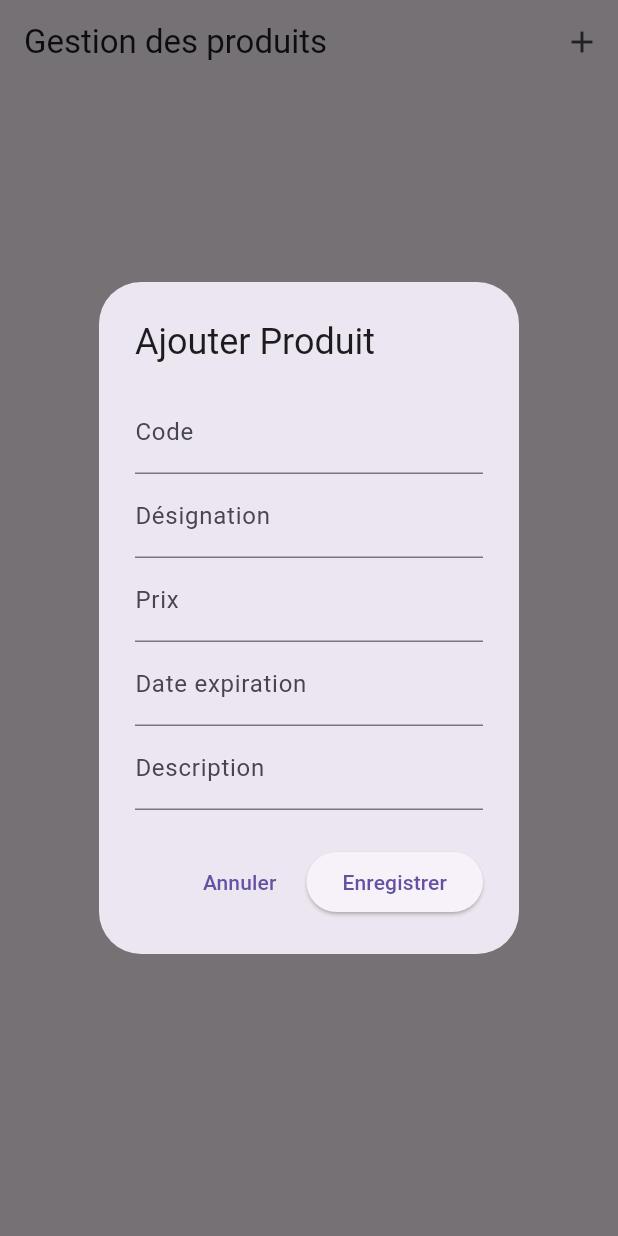
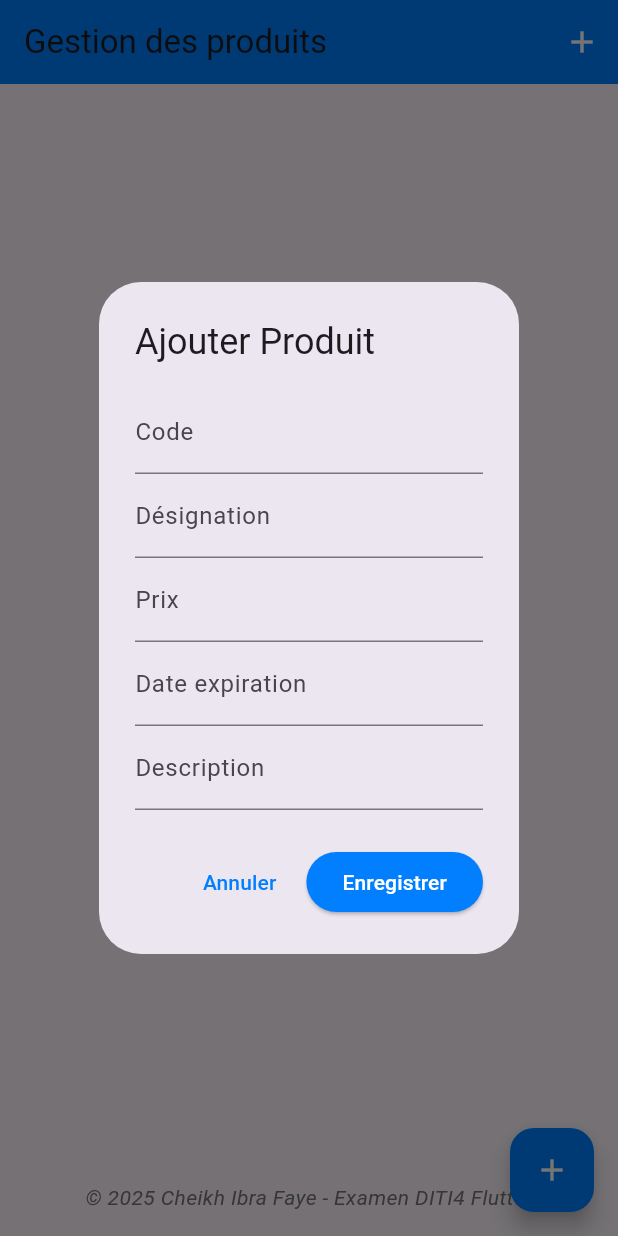
Before and after one commit to ridialtech/Examen_flutter_DITI4, a Flutter app: the screen it shows after launch, after a tap on the "add" icon, on a phone screen of 412 x 824 dp. Run offline on Flutter 3.47's test engine with Material 3 defaults, Android fonts, the phone set to English and light mode, and no system bars; network calls fail.

Commit message:
3eme commit

```diff
--- a/lib/produit_page.dart
+++ b/lib/produit_page.dart
@@ -20,11 +20,9 @@ class _ProduitPageState extends State<ProduitPage> {
     _loadProduits();
   }
 
-  // Récupère la liste des produits depuis le serveur
   Future<void> _loadProduits() async {
     try {
       final produits = await _produitService.getProduits();
-      // Tri décroissant par ID
       produits.sort((a, b) => b.id.compareTo(a.id));
       setState(() {
         _produits = produits;
@@ -38,7 +36,6 @@ class _ProduitPageState extends State<ProduitPage> {
     }
   }
 
-  // Ouvre le dialogue pour ajouter un produit
   void _onAddPressed() {
     showDialog(
       context: context,
@@ -52,7 +49,6 @@ class _ProduitPageState extends State<ProduitPage> {
     );
   }
 
-  // Ouvre le dialogue pour modifier un produit existant
   void _onUpdatePressed(Produit produit) {
     showDialog(
       context: context,
@@ -67,7 +63,6 @@ class _ProduitPageState extends State<ProduitPage> {
     );
   }
 
-  // Supprime un produit
   Future<void> _onDeletePressed(int id) async {
     try {
       await _produitService.deleteProduit(id);
@@ -82,34 +77,38 @@ class _ProduitPageState extends State<ProduitPage> {
     return Scaffold(
       appBar: AppBar(
         title: const Text("Gestion des produits"),
+        backgroundColor: const Color(0xFF017FFF), // Couleur #17f pour l'AppBar
         actions: [
           IconButton(
-            icon: const Icon(Icons.add),
+            icon: const Icon(Icons.add, color: Colors.white), // Icône blanche pour contraster
             onPressed: _onAddPressed,
           ),
         ],
       ),
-      body: _isLoading
+      body: Column(
+        children: [
+          Expanded(
+            child: _isLoading
                 ? const Center(child: CircularProgressIndicator())
                 : ListView.builder(
               itemCount: _produits.length,
               itemBuilder: (context, index) {
                 final p = _produits[index];
                 return Card(
+                  elevation: 4,
+                  margin: const EdgeInsets.all(8),
                   child: ListTile(
                     title: Text('${p.code} - ${p.designation}'),
                     subtitle: Text('ID: ${p.id} | Prix: ${p.prix}'),
                     trailing: Row(
                       mainAxisSize: MainAxisSize.min,
                       children: [
-                  // Bouton Update
                         IconButton(
-                    icon: const Icon(Icons.edit),
+                          icon: const Icon(Icons.edit, color: Color(0xFF017FFF)), // Icône bleue
                           onPressed: () => _onUpdatePressed(p),
                         ),
-                  // Bouton Supprimer
                         IconButton(
-                    icon: const Icon(Icons.delete),
+                          icon: const Icon(Icons.delete, color: Colors.red), // Icône rouge pour la suppression
                           onPressed: () => _onDeletePressed(p.id),
                         ),
                       ],
@@ -118,13 +117,31 @@ class _ProduitPageState extends State<ProduitPage> {
                 );
               },
             ),
+          ),
+          // Ajout du copyright en bas de la page
+          Padding(
+            padding: const EdgeInsets.all(16.0),
+            child: Text(
+              '© 2025 Cheikh Ibra Faye - Examen DITI4 Flutter',
+              style: TextStyle(
+                color: Colors.grey[600], // Couleur grise pour le texte
+                fontSize: 14, // Taille de police
+                fontStyle: FontStyle.italic, // Style italique
+              ),
+              textAlign: TextAlign.center, // Centrer le texte
+            ),
+          ),
+        ],
+      ),
+      floatingActionButton: FloatingActionButton(
+        onPressed: _onAddPressed,
+        backgroundColor: const Color(0xFF017FFF), // Couleur #17f pour le bouton flottant
+        child: const Icon(Icons.add, color: Colors.white),
+      ),
     );
   }
 }
 
-// ---------------------------------------------------------
-// Dialogue/Formulaire pour Ajouter ou Modifier un produit
-// ---------------------------------------------------------
 class _ProduitDialog extends StatefulWidget {
   final Produit? existingProduit;
   final Function(Produit) onSaved;
@@ -175,7 +192,6 @@ class _ProduitDialogState extends State<_ProduitDialog> {
         child: Column(
           mainAxisSize: MainAxisSize.min,
           children: [
-            // Champ Code (non modifiable en édition)
             TextField(
               controller: _codeController,
               decoration: const InputDecoration(labelText: 'Code'),
@@ -204,11 +220,14 @@ class _ProduitDialogState extends State<_ProduitDialog> {
       actions: [
         TextButton(
           onPressed: () => Navigator.pop(context),
-          child: const Text('Annuler'),
+          child: const Text('Annuler', style: TextStyle(color: Color(0xFF017FFF))), // Texte bleu
         ),
         ElevatedButton(
           onPressed: _onSave,
-          child: const Text('Enregistrer'),
+          style: ElevatedButton.styleFrom(
+            backgroundColor: const Color(0xFF017FFF), // Couleur #17f pour le bouton
+          ),
+          child: const Text('Enregistrer', style: TextStyle(color: Colors.white)),
         ),
       ],
     );
@@ -225,7 +244,7 @@ class _ProduitDialogState extends State<_ProduitDialog> {
       final old = widget.existingProduit!;
       final updated = Produit(
         id: old.id,
-        code: old.code, // Le code reste inchangé
+        code: old.code,
         designation: designation,
         prix: prix,
         dateExpiration: dateExp,
@@ -233,7 +252,6 @@ class _ProduitDialogState extends State<_ProduitDialog> {
       );
       widget.onSaved(updated);
     } else {
-      // Lors de l'ajout, on fixe id à 0, le serveur générera le nouvel id
       final newProduit = Produit(
         id: 0,
         code: code,
```
Also changed, not shown: db.json (+21 -13 lines), lib/produit_service.dart (+20 -1 lines). Lines whose indentation alone changed are shown as unchanged.
